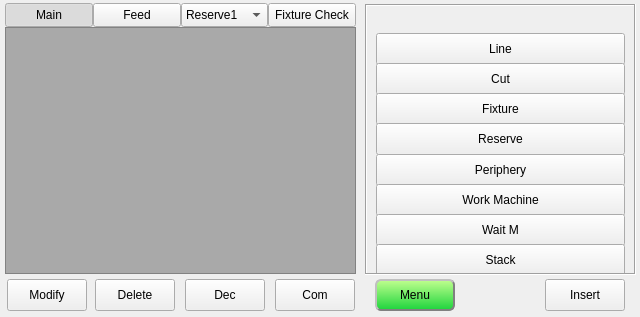
GaussCheng/2-5AxisPunch, file hcinstruction/ichcinstructionpageframe.ui: the form before one commit.
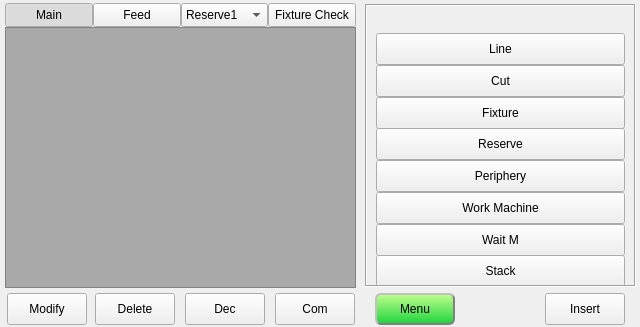
The form after the commit. Icons and pictures are not drawn. Custom widgets are drawn as their Qt base class.

What changed in the file:
```diff
--- a/hcinstruction/ichcinstructionpageframe.ui
+++ b/hcinstruction/ichcinstructionpageframe.ui
@@ -7,7 +7,7 @@
     <x>0</x>
     <y>0</y>
     <width>640</width>
-    <height>317</height>
+    <height>327</height>
    </rect>
   </property>
   <property name="maximumSize">
@@ -39,7 +39,7 @@
      <x>5</x>
      <y>3</y>
      <width>640</width>
-     <height>311</height>
+     <height>327</height>
     </rect>
    </property>
    <property name="currentIndex">
@@ -50,7 +50,7 @@
      <property name="geometry">
       <rect>
        <x>540</x>
-       <y>276</y>
+       <y>290</y>
        <width>80</width>
        <height>32</height>
       </rect>
@@ -82,7 +82,7 @@
      <property name="geometry">
       <rect>
        <x>180</x>
-       <y>276</y>
+       <y>290</y>
        <width>80</width>
        <height>32</height>
       </rect>
@@ -117,7 +117,7 @@
      <property name="geometry">
       <rect>
        <x>270</x>
-       <y>276</y>
+       <y>290</y>
        <width>80</width>
        <height>32</height>
       </rect>
@@ -152,7 +152,7 @@
      <property name="geometry">
       <rect>
        <x>370</x>
-       <y>276</y>
+       <y>290</y>
        <width>80</width>
        <height>32</height>
       </rect>
@@ -185,7 +185,7 @@
      <property name="geometry">
       <rect>
        <x>2</x>
-       <y>276</y>
+       <y>290</y>
        <width>80</width>
        <height>32</height>
       </rect>
@@ -217,7 +217,7 @@
      <property name="geometry">
       <rect>
        <x>90</x>
-       <y>276</y>
+       <y>290</y>
        <width>80</width>
        <height>32</height>
       </rect>
@@ -251,7 +251,7 @@
        <x>360</x>
        <y>1</y>
        <width>271</width>
-       <height>271</height>
+       <height>283</height>
       </rect>
      </property>
      <property name="sizePolicy">
@@ -609,7 +609,7 @@
        <x>0</x>
        <y>0</y>
        <width>351</width>
-       <height>271</height>
+       <height>285</height>
       </rect>
      </property>
      <layout class="QVBoxLayout" name="verticalLayout">
```
